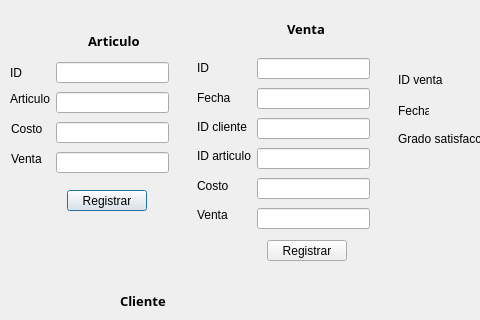
The window that Proyecto_v1/pantalla_registrar.ui (sndr1345v2/Algoritmia-Proyecto) describes before a commit, drawn with Qt 5; both pictures show x 0 to 480 and y 0 to 320 of the 743 by 445 pixel window.
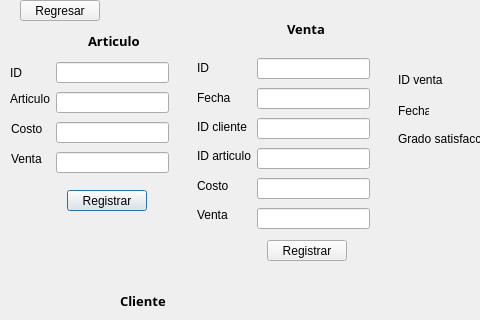
The same window after the commit.

Patch:
```diff
--- a/Proyecto_v1/pantalla_registrar.ui
+++ b/Proyecto_v1/pantalla_registrar.ui
@@ -498,6 +498,19 @@
     <string>Registrar</string>
    </property>
   </widget>
+  <widget class="QPushButton" name="pushButton_5">
+   <property name="geometry">
+    <rect>
+     <x>20</x>
+     <y>0</y>
+     <width>80</width>
+     <height>21</height>
+    </rect>
+   </property>
+   <property name="text">
+    <string>Regresar</string>
+   </property>
+  </widget>
  </widget>
  <resources/>
  <connections/>
```
